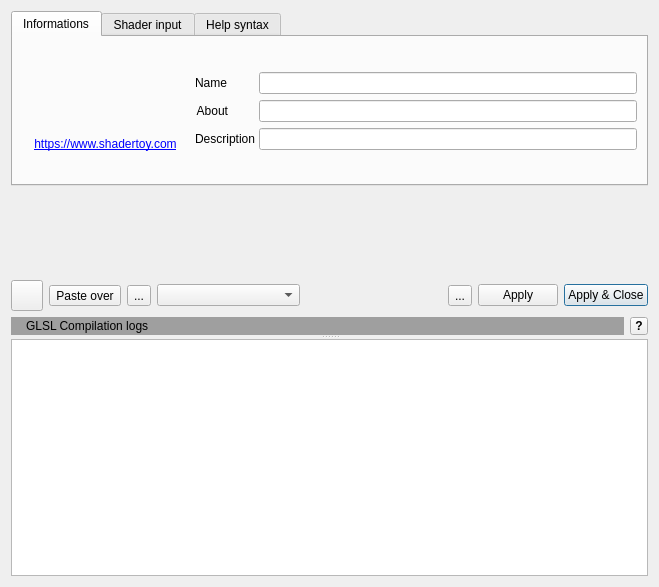
Old version of the form src/GLSLCodeEditorWidget.ui in the repository markus-wa/glmixer-mirror.
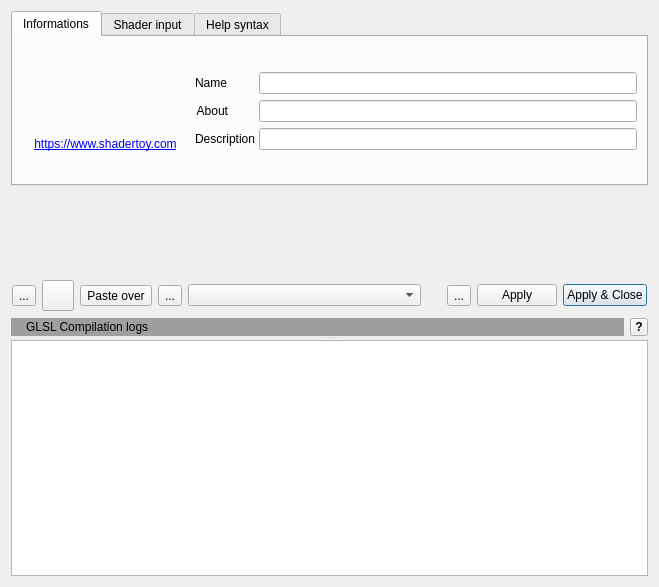
New version of the form. Icons and pictures are not drawn. Custom widgets are drawn as their Qt base class.

Commit message: Bug Fix display GLSL shader code.

```diff
--- a/src/GLSLCodeEditorWidget.ui
+++ b/src/GLSLCodeEditorWidget.ui
@@ -381,7 +381,37 @@
         </layout>
        </item>
        <item>
+        <widget class="QFrame" name="actionsFrame">
         <layout class="QHBoxLayout" name="horizontalLayout">
+          <property name="leftMargin">
+           <number>1</number>
+          </property>
+          <property name="topMargin">
+           <number>1</number>
+          </property>
+          <property name="rightMargin">
+           <number>1</number>
+          </property>
+          <property name="bottomMargin">
+           <number>1</number>
+          </property>
+          <item>
+           <widget class="QToolButton" name="reloadButton">
+            <property name="text">
+             <string>...</string>
+            </property>
+            <property name="icon">
+             <iconset resource="../icons.qrc">
+              <normaloff>:/glmixer/icons/view-refresh.png</normaloff>:/glmixer/icons/view-refresh.png</iconset>
+            </property>
+            <property name="iconSize">
+             <size>
+              <width>24</width>
+              <height>24</height>
+             </size>
+            </property>
+           </widget>
+          </item>
          <item>
           <widget class="QToolButton" name="loadButton">
            <property name="enabled">
@@ -460,9 +490,12 @@
            <property name="orientation">
             <enum>Qt::Horizontal</enum>
            </property>
+            <property name="sizeType">
+             <enum>QSizePolicy::Preferred</enum>
+            </property>
            <property name="sizeHint" stdset="0">
             <size>
-             <width>40</width>
+              <width>20</width>
              <height>20</height>
             </size>
            </property>
@@ -538,6 +571,7 @@
           </widget>
          </item>
         </layout>
+        </widget>
        </item>
        <item>
         <layout class="QHBoxLayout" name="horizontalLayout_3">
```
Left out of the diff: 241 changed lines with no effect on the pictures. Lines whose indentation alone changed are shown as unchanged. The commit also changes 2 other files.
